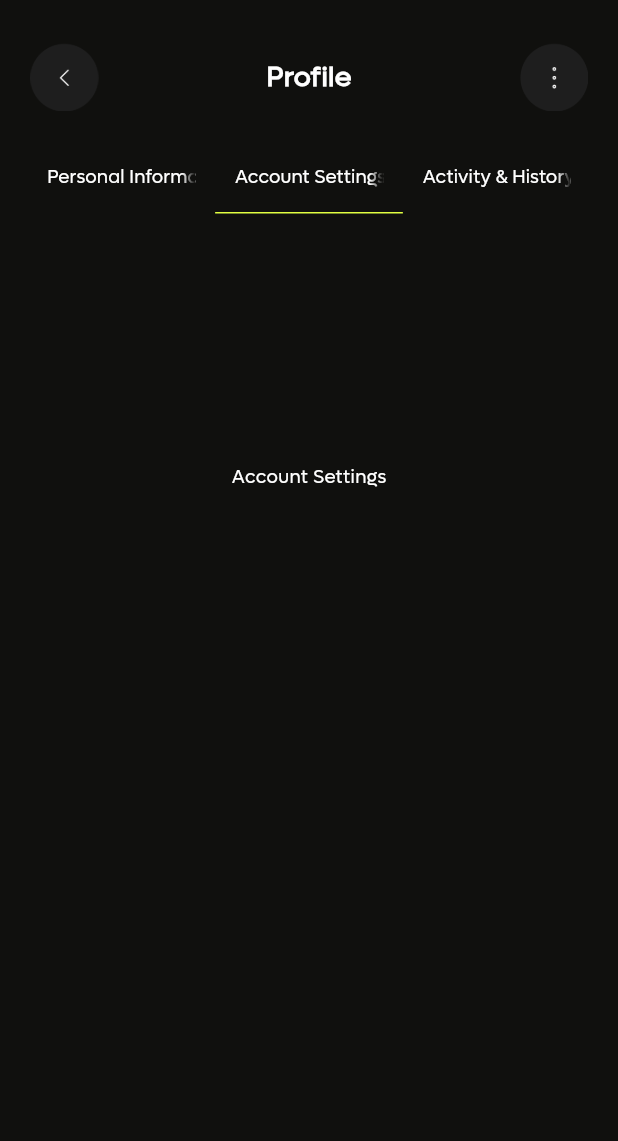
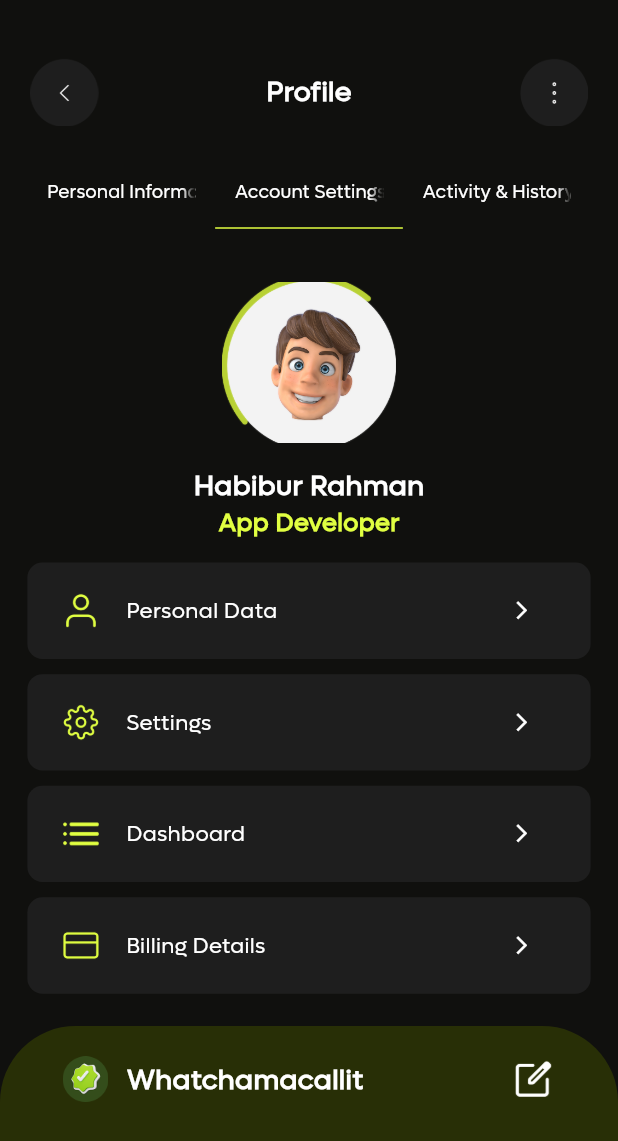
Before and after one commit to Dragorrik/intr_test_app, a Flutter app: the CustomizeProfilePage screen opened directly, tab 2 chosen, on a phone screen of 412 x 824 dp. Shown: the top 1141 px of the screen. Run offline on Flutter 3.47's test engine with Material 3 defaults, Android fonts, the phone set to English and light mode, and no system bars; our stand-ins replace flutter_screenutil.

Commit message:
Customize profile page created

```diff
--- a/lib/core/constants/app_image_strings.dart
+++ b/lib/core/constants/app_image_strings.dart
@@ -1,5 +1,5 @@
 class AppImageStrings {
   static const String personOne = 'assets/images/person_image_1.png';
-  static const String personTwo = 'assets/images/person_image_2.png';
+  static const String personTwo = 'assets/images/person_image_2.jpg';
   static const String personThree = 'assets/images/person_image_3.png';
 }
--- a/lib/main.dart
+++ b/lib/main.dart
@@ -26,7 +26,7 @@
           home: child,
         );
       },
-      child: const CustomizeProfilePage(),
+      child: const HomePage(),
     );
   }
 }
--- a/lib/presentation/pages/customize_profile_page.dart
+++ b/lib/presentation/pages/customize_profile_page.dart
@@ -2,8 +2,11 @@ import 'package:flutter/material.dart';
 import 'package:flutter_screenutil/flutter_screenutil.dart';
 import 'package:intr_test_app/core/constants/app_colours.dart';
 import 'package:intr_test_app/core/constants/app_icon_strings.dart';
+import 'package:intr_test_app/core/constants/app_image_strings.dart';
 import 'package:intr_test_app/core/constants/app_strings.dart';
 import 'package:intr_test_app/core/constants/app_style.dart';
+import 'package:intr_test_app/presentation/widgets/custom_data_container.dart';
+import 'package:intr_test_app/presentation/widgets/profile_bottom_action_panel.dart';
 
 class CustomizeProfilePage extends StatelessWidget {
   const CustomizeProfilePage({super.key});
@@ -20,7 +23,7 @@ class CustomizeProfilePage extends StatelessWidget {
               child: Column(
                 crossAxisAlignment: CrossAxisAlignment.start,
                 children: [
-                  SizedBox(height: 10.h),
+                  SizedBox(height: 20.h),
                   Row(
                     mainAxisAlignment: MainAxisAlignment.spaceBetween,
                     children: [
@@ -70,7 +73,7 @@ class CustomizeProfilePage extends StatelessWidget {
 
                   SizedBox(
                     width: double.infinity,
-                    height: 0.4.sh,
+                    height: 0.7.sh,
                     child: TabBarView(
                       children: [
                         Center(
@@ -80,9 +83,52 @@ class CustomizeProfilePage extends StatelessWidget {
                           ),
                         ),
                         Center(
-                          child: Text(
-                            "Account Settings",
-                            style: AppStyle.textTheme.bodyLarge,
+                          child: Column(
+                            crossAxisAlignment: CrossAxisAlignment.center,
+                            children: [
+                              SizedBox(height: 25.h),
+                              ClipRRect(
+                                borderRadius: BorderRadius.circular(20.r),
+                                child: Image.asset(
+                                  AppImageStrings.personThree,
+                                  width: 106.w,
+                                  height: 106.h,
+                                  fit: BoxFit.cover,
+                                ),
+                              ),
+                              SizedBox(height: 15.h),
+                              Text(
+                                AppStrings.personFour,
+                                style: AppStyle.textTheme.titleMedium,
+                              ),
+                              //SizedBox(height: 5.h),
+                              Text(
+                                AppStrings.appDeveloperText,
+                                style: AppStyle.textTheme.titleSmall!.copyWith(
+                                  color: AppColours.appWidgetColor,
+                                ),
+                              ),
+                              SizedBox(height: 15.h),
+                              CustomDataContainer(
+                                title: AppStrings.personalDataText,
+                                iconPath: AppIconStrings.profileIcon,
+                              ),
+                              SizedBox(height: 10.h),
+                              CustomDataContainer(
+                                title: AppStrings.settingText,
+                                iconPath: AppIconStrings.settingIcon,
+                              ),
+                              SizedBox(height: 10.h),
+                              CustomDataContainer(
+                                title: AppStrings.dashboardText,
+                                iconPath: AppIconStrings.dashboardIcon,
+                              ),
+                              SizedBox(height: 10.h),
+                              CustomDataContainer(
+                                title: AppStrings.billingDetailsText,
+                                iconPath: AppIconStrings.billingIcon,
+                              ),
+                            ],
                           ),
                         ),
                         Center(
@@ -97,6 +143,13 @@ class CustomizeProfilePage extends StatelessWidget {
                 ],
               ),
             ),
+
+            /// Bottom Action Panel
+            ProfileBottomActionPanel(
+              title: "Whatchamacallit",
+              topPosition: 0.83,
+              bgColor: AppColours.navigationSixColor,
+            ),
           ],
         ),
       ),
--- a/lib/presentation/pages/home_page.dart
+++ b/lib/presentation/pages/home_page.dart
@@ -2,6 +2,7 @@ import 'package:flutter/material.dart';
 import 'package:flutter_screenutil/flutter_screenutil.dart';
 import 'package:intr_test_app/core/constants/app_colours.dart';
 import 'package:intr_test_app/core/constants/app_icon_strings.dart';
+import 'package:intr_test_app/core/constants/app_image_strings.dart';
 import 'package:intr_test_app/core/constants/app_strings.dart';
 import 'package:intr_test_app/core/constants/app_style.dart';
 import 'package:intr_test_app/presentation/widgets/home_bottom_action_panel.dart';
@@ -26,7 +27,7 @@ class HomePage extends StatelessWidget {
                     children: [
                       CircleAvatar(
                         radius: 25.r,
-                        backgroundImage: AssetImage(AppIconStrings.personIcon),
+                        backgroundImage: AssetImage(AppImageStrings.personOne),
                       ),
 
                       SizedBox(width: 10.w),
--- a/lib/presentation/pages/profile_page.dart
+++ b/lib/presentation/pages/profile_page.dart
@@ -2,6 +2,7 @@ import 'package:flutter/material.dart';
 import 'package:flutter_screenutil/flutter_screenutil.dart';
 import 'package:intr_test_app/core/constants/app_colours.dart';
 import 'package:intr_test_app/core/constants/app_icon_strings.dart';
+import 'package:intr_test_app/core/constants/app_image_strings.dart';
 import 'package:intr_test_app/core/constants/app_strings.dart';
 import 'package:intr_test_app/core/constants/app_style.dart';
 import 'package:intr_test_app/presentation/widgets/profile_bottom_action_panel.dart';
@@ -18,7 +19,7 @@ class ProfilePage extends StatelessWidget {
             padding: EdgeInsets.all(18.0).r,
             child: Column(
               children: [
-                SizedBox(height: 10.h),
+                SizedBox(height: 20.h),
                 Row(
                   mainAxisAlignment: MainAxisAlignment.spaceBetween,
                   children: [
@@ -43,7 +44,7 @@ class ProfilePage extends StatelessWidget {
                   children: [
                     CircleAvatar(
                       radius: 60.r,
-                      backgroundImage: AssetImage(AppIconStrings.personIcon),
+                      backgroundImage: AssetImage(AppImageStrings.personTwo),
                     ),
                     SizedBox(width: 20.w),
                     Expanded(
--- /dev/null
+++ b/lib/presentation/widgets/custom_data_container.dart
@@ -0,0 +1,47 @@
+import 'package:flutter/material.dart';
+import 'package:flutter_screenutil/flutter_screenutil.dart';
+import 'package:intr_test_app/core/constants/app_colours.dart';
+
+import 'package:intr_test_app/core/constants/app_style.dart';
+
+class CustomDataContainer extends StatelessWidget {
+  final String title;
+  final String iconPath;
+  const CustomDataContainer({
+    super.key,
+    required this.title,
+    required this.iconPath,
+  });
+
+  @override
+  Widget build(BuildContext context) {
+    return Container(
+      padding: EdgeInsets.symmetric(horizontal: 20.w, vertical: 8.h),
+      decoration: BoxDecoration(
+        color: AppColours.accountDataContainerColor,
+        borderRadius: BorderRadius.circular(10.r),
+      ),
+      child: Row(
+        children: [
+          Image.asset(iconPath, width: 25.w, height: 25.h),
+          SizedBox(width: 15.w),
+          Text(
+            title,
+            style: AppStyle.textTheme.labelMedium?.copyWith(
+              color: Colors.white,
+            ),
+          ),
+          Spacer(),
+          IconButton(
+            onPressed: () {},
+            icon: Icon(
+              Icons.arrow_forward_ios,
+              color: Colors.white,
+              size: 13.w,
+            ),
+          ),
+        ],
+      ),
+    );
+  }
+}
```
